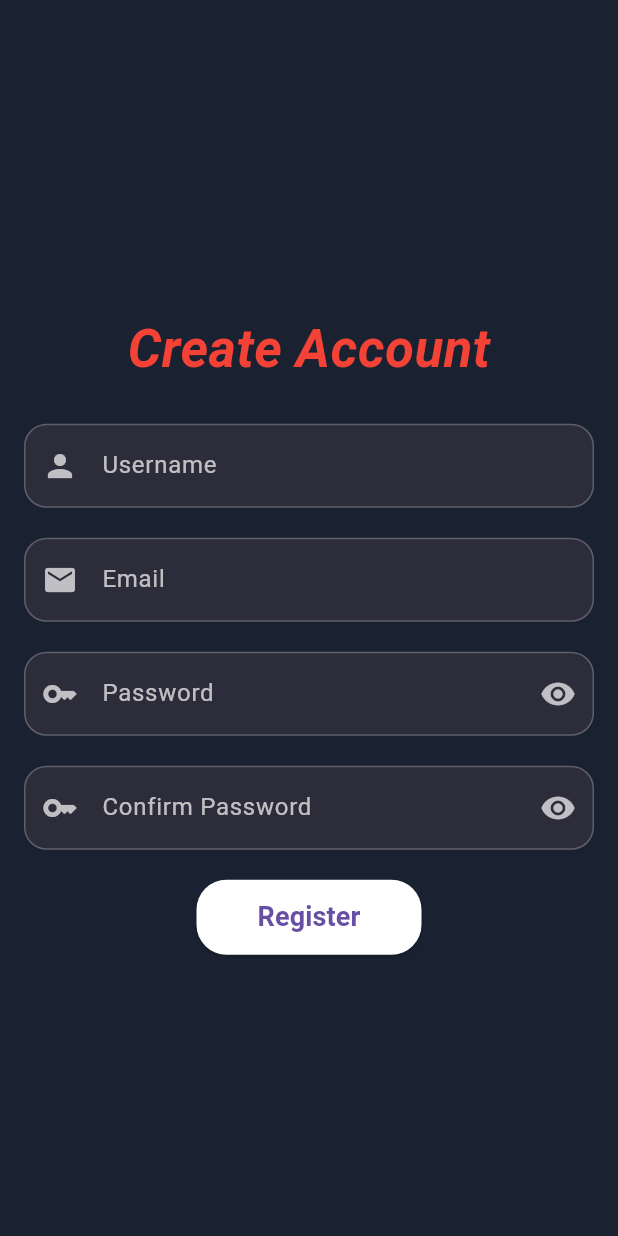
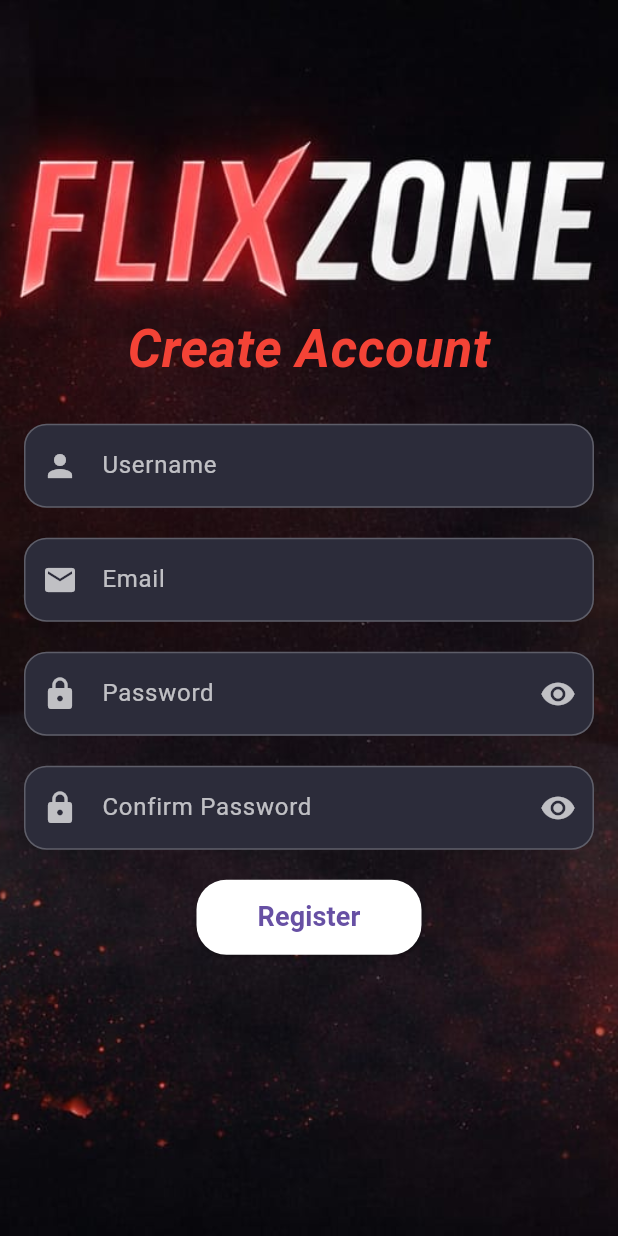
Before and after one commit to wasfyabdo215-blip/flixzone, a Flutter app: the screen it shows after launch, after a tap on "Create an Account", on a phone screen of 412 x 824 dp. Run offline on Flutter 3.47's test engine with Material 3 defaults, Android fonts, the light colour scheme and no system bars; our stand-ins replace font_awesome_flutter.

Commit message:
after edit

```diff
--- /dev/null
+++ b/lib/Screens/homepage.dart
@@ -0,0 +1,13 @@
+import 'package:flutter/material.dart';
+
+class Homepage extends StatelessWidget {
+  const Homepage({super.key});
+
+  @override
+  Widget build(BuildContext context) {
+    return Scaffold(
+      body:
+      Text("welcome"),
+    );
+  }
+}
--- a/lib/Screens/login.dart
+++ b/lib/Screens/login.dart
@@ -1,3 +1,4 @@
+import 'package:flixzone/Screens/homepage.dart';
 import 'package:flixzone/Screens/register.dart';
 import 'package:flutter/material.dart';
 import 'package:font_awesome_flutter/font_awesome_flutter.dart';
@@ -7,24 +8,17 @@ class Login extends StatelessWidget {
   Widget build(BuildContext context) {
     return Scaffold(
       backgroundColor: Colors.black,
-      appBar: AppBar(
-        centerTitle: true,
-        title: Text(
-          'Login',
-          style: TextStyle(
-            color: Colors.white,
-            fontSize: 20,
-            fontWeight: FontWeight.bold,
-          ),
-        ),
-        backgroundColor: Colors.black,
-      ),
-      body: Stack(
+
+      body: SafeArea(
+        child: Padding(
+          padding: const EdgeInsets.only(top: 150),
+          child: Center(
+            child: Stack(
               children: [
                 Container(
                   decoration: BoxDecoration(
                     image: DecorationImage(
-                image: AssetImage('assets/image.jpeg'),
+                      image: AssetImage('assets/image2.jpeg'),
                       fit: BoxFit.cover,
                     ),
                   ),
@@ -63,7 +57,7 @@ class Login extends StatelessWidget {
                           SizedBox(height: 10),
 
                           Text(
-                      'Welcome to Your Movie Universe.',
+                            'Welcome to FilxZone Universe.',
                             style: TextStyle(color: Colors.white70, fontSize: 16),
                           ),
 
@@ -111,9 +105,14 @@ class Login extends StatelessWidget {
                             width: double.infinity,
                             child: ElevatedButton(
                               onPressed: () {
-                          ScaffoldMessenger.of(context).showSnackBar(
+
+                                Navigator.push(
+                                    context,
+                                    MaterialPageRoute(builder: (context) => Homepage()));
+
+                                /*ScaffoldMessenger.of(context).showSnackBar(
                                   SnackBar(content: Text('Signing in...')),
-                          );
+                                );*/
                               },
                               child: Text(
                                 'sign in',
@@ -123,7 +122,7 @@ class Login extends StatelessWidget {
                                 ),
                               ),
                               style: ElevatedButton.styleFrom(
-                          backgroundColor: Colors.red,
+                                backgroundColor: Colors.white,
                                 padding: EdgeInsets.symmetric(vertical: 15),
                                 shape: RoundedRectangleBorder(
                                   borderRadius: BorderRadius.circular(8),
@@ -135,16 +134,9 @@ class Login extends StatelessWidget {
                           SizedBox(height: 15),
 
                           Row(
-                      mainAxisAlignment: MainAxisAlignment.spaceBetween,
+                            mainAxisAlignment: MainAxisAlignment.center,
                             children: [
-                        TextButton(
-                          onPressed: () {
-                          },
-                          child: Text(
-                            'Forget Password?',
-                            style: TextStyle(color: Colors.white70),
-                          ),
-                        ),
+
                               TextButton(
                                 onPressed: () {
                                   Navigator.push(
@@ -153,8 +145,10 @@ class Login extends StatelessWidget {
                                   );
                                 },
                                 child: Text(
+
+
                                   'Create an Account',
-                            style: TextStyle(color: Colors.white70),
+                                  style: TextStyle(color: Colors.white70,fontSize: 15),
                                 ),
                               ),
                             ],
@@ -164,7 +158,7 @@ class Login extends StatelessWidget {
 
                           Text(
                             'Or sign in with:',
-                      style: TextStyle(color: Colors.white70),
+                            style: TextStyle(color: Colors.white70,fontSize: 20),
                           ),
 
                           SizedBox(height: 10),
@@ -198,6 +192,9 @@ class Login extends StatelessWidget {
                 ),
               ],
             ),
+          ),
+        ),
+      ),
     );
   }
 
--- a/lib/Screens/register.dart
+++ b/lib/Screens/register.dart
@@ -1,3 +1,4 @@
+import 'package:flixzone/Screens/login.dart';
 import 'package:flutter/material.dart';
 
 class Register extends StatefulWidget {
@@ -19,8 +20,21 @@ class _RegisterState extends State<Register> {
   @override
   Widget build(BuildContext context) {
     return Scaffold(
-      backgroundColor: Color(0xff1A2232),
-      body: Center(
+
+      //backgroundColor: Color(0xff1A2232),
+      backgroundColor: Color(0xff000000),
+
+      body: Stack(
+        children: [
+      Container(
+      decoration: BoxDecoration(
+      image: DecorationImage(
+          image: AssetImage('assets/image2.jpeg'),
+      fit: BoxFit.cover,
+    ),
+    ),
+
+          child: Center(
             child: SafeArea(
               child: Padding(
                 padding: const EdgeInsets.all(16.0),
@@ -91,7 +105,7 @@ class _RegisterState extends State<Register> {
                         decoration: InputDecoration(
                           labelText: "Password",
                           labelStyle: TextStyle(color: Colors.white70),
-                      prefixIcon: Icon(Icons.key, color: Colors.white70),
+                          prefixIcon: Icon(Icons.lock, color: Colors.white70),
                           suffixIcon: IconButton(
                             icon: Icon(
                               _obscurePassword ? Icons.visibility : Icons.visibility_off,
@@ -125,7 +139,7 @@ class _RegisterState extends State<Register> {
                         decoration: InputDecoration(
                           labelText: "Confirm Password",
                           labelStyle: TextStyle(color: Colors.white70),
-                      prefixIcon: Icon(Icons.key, color: Colors.white70),
+                          prefixIcon: Icon(Icons.lock, color: Colors.white70),
                           suffixIcon: IconButton(
                             icon: Icon(
                               _obscureConfirm ? Icons.visibility : Icons.visibility_off,
@@ -152,6 +166,9 @@ class _RegisterState extends State<Register> {
                       SizedBox(height: 20),
                       ElevatedButton(
                         onPressed: () {
+                          Navigator.push(
+                              context,
+                              MaterialPageRoute(builder: (context) => Login()));
 
                         },
                         style: ElevatedButton.styleFrom(
@@ -170,6 +187,8 @@ class _RegisterState extends State<Register> {
               ),
             ),
           ),
+        ),
+     ] ),
     );
   }
 }
--- a/lib/Screens/splash.dart
+++ b/lib/Screens/splash.dart
@@ -28,8 +28,9 @@ class _SplashAndHomeState extends State<Splash> {
   Widget build(BuildContext context) {
     if (_showSplash) {
       return Scaffold(
+        backgroundColor: Color(0xff000000),
         //backgroundColor: Color(0xff1F1F29),
-        backgroundColor: Color(0xff1A2232),
+        //backgroundColor: Color(0xff1A2232),
         body: Center(
           child: Text.rich(
             TextSpan(
```
Also changed, not shown: assets/image2.jpeg (added). Lines whose indentation alone changed are shown as unchanged.
